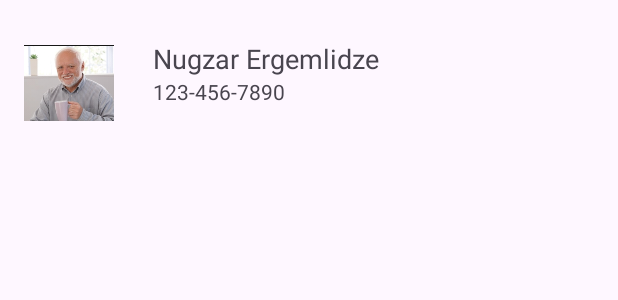
After one commit to U-Wan/ContactsApp, an Android app: the layout contact.xml on its own in the app's theme, with its tools: preview values and no code run, on a phone screen of 412 x 824 dp. The commit adds this screen. Shown: the top 300 px of the screen. Run offline under Robolectric (Android 15) with nearby library versions, the phone set to English and light mode, and no system bars.

Commit message:
Set up basic functionality, fetching contacts in recyclerview

```diff
--- a/app/src/main/AndroidManifest.xml
+++ b/app/src/main/AndroidManifest.xml
@@ -1,6 +1,8 @@
 <?xml version="1.0" encoding="utf-8"?>
 <manifest xmlns:android="http://schemas.android.com/apk/res/android"
     xmlns:tools="http://schemas.android.com/tools">
+
+    <uses-permission android:name="android.permission.READ_CONTACTS" />
 
     <application
         android:allowBackup="true"
--- /dev/null
+++ b/app/src/main/java/com/sweeft/contactsapp/Contact.kt
@@ -0,0 +1,5 @@
+package com.sweeft.contactsapp
+
+import android.graphics.Bitmap
+
+data class Contact(val name: String, val phoneNumber: String,val photo:Bitmap?)
--- /dev/null
+++ b/app/src/main/res/layout/contact.xml
@@ -0,0 +1,56 @@
+<?xml version="1.0" encoding="utf-8"?>
+<androidx.constraintlayout.widget.ConstraintLayout
+    xmlns:android="http://schemas.android.com/apk/res/android"
+    xmlns:app="http://schemas.android.com/apk/res-auto"
+    xmlns:tools="http://schemas.android.com/tools"
+    android:layout_width="match_parent"
+
+    android:layout_height="wrap_content"
+    android:padding="16dp">
+
+
+    <ImageView
+        android:id="@+id/person_photo"
+        android:layout_width="60dp"
+        android:layout_height="60dp"
+        android:src="@drawable/harold"
+        app:layout_constraintStart_toStartOf="parent"
+        app:layout_constraintTop_toTopOf="parent"
+        app:layout_constraintBottom_toBottomOf="parent"
+        android:layout_marginEnd="18dp"/>
+
+    <LinearLayout
+        android:layout_width="279dp"
+        android:layout_height="68dp"
+        android:layout_margin="5dp"
+        android:orientation="vertical"
+        android:padding="5dp"
+        app:layout_constraintBottom_toBottomOf="parent"
+        app:layout_constraintEnd_toEndOf="parent"
+        app:layout_constraintStart_toEndOf="@+id/person_photo"
+        app:layout_constraintTop_toTopOf="parent">
+
+        <TextView
+            android:id="@+id/tv_name"
+            android:layout_width="match_parent"
+            android:layout_height="wrap_content"
+            android:width="5dp"
+            android:text="Nugzar Ergemlidze"
+            android:textSize="18sp"
+            app:layout_constraintEnd_toEndOf="parent"
+            app:layout_constraintStart_toEndOf="@id/person_photo"
+            app:layout_constraintTop_toTopOf="@id/person_photo" />
+
+        <TextView
+            android:id="@+id/tv_phone"
+            android:layout_width="match_parent"
+            android:layout_height="wrap_content"
+            android:text="123-456-7890"
+            android:textSize="14sp"
+            app:layout_constraintEnd_toEndOf="parent"
+            app:layout_constraintStart_toEndOf="@id/person_photo"
+            app:layout_constraintTop_toBottomOf="@id/tv_name" />
+
+    </LinearLayout>
+
+</androidx.constraintlayout.widget.ConstraintLayout>
--- a/app/src/main/res/values/strings.xml
+++ b/app/src/main/res/values/strings.xml
@@ -1,3 +1,5 @@
 <resources>
     <string name="app_name">ContactsApp</string>
+    <!-- TODO: Remove or change this placeholder text -->
+    <string name="hello_blank_fragment">Hello blank fragment</string>
 </resources>
```
Also changed, not shown: app/build.gradle.kts (+18 -2 lines), app/src/main/java/com/sweeft/contactsapp/ContactViewHolder.kt (added, +19 -0 lines), app/src/main/java/com/sweeft/contactsapp/ContactsAdapter.kt (added, +41 -0 lines), app/src/main/java/com/sweeft/contactsapp/ContactsFragment.kt (added, +234 -0 lines), app/src/main/java/com/sweeft/contactsapp/MainActivity.kt (+13 -1 lines), app/src/main/res/layout/activity_main.xml (+9 -11 lines), app/src/main/res/layout/fragment_contacts.xml (added, +26 -0 lines), app/src/main/res/drawable/harold.png (added).
